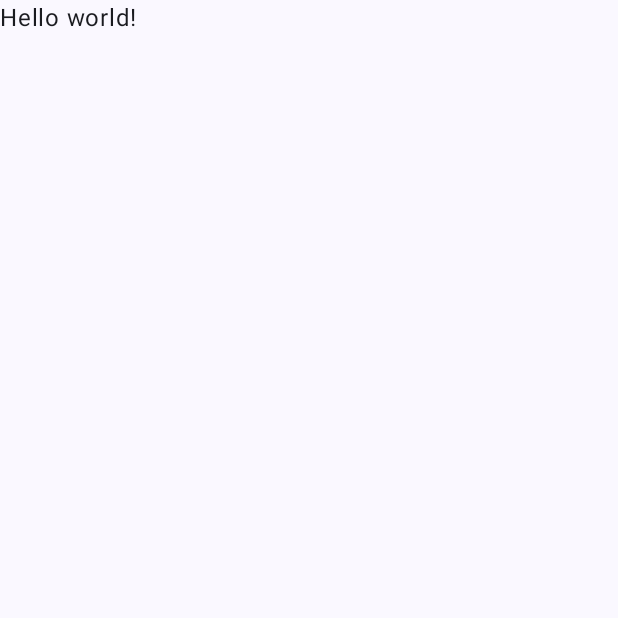
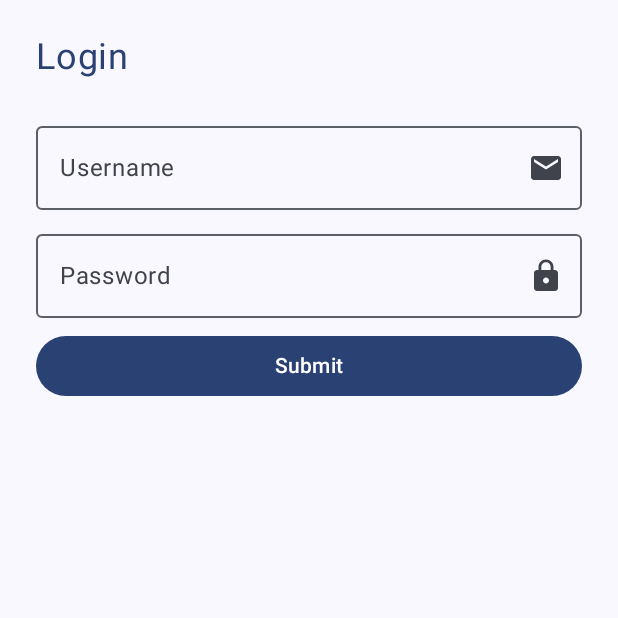
Before and after one commit to uhoney/natiivimobiili-vt3, an Android app built with Jetpack Compose: the screen it shows after launch (MainActivity), on a phone screen of 412 x 824 dp, the top half of it. Before the commit the part shown is almost empty. Run offline under Robolectric (Android 15) with nearby library versions, the phone set to English and light mode, and no system bars.

Commit message:
viikkotehtava 3 valmis

```diff
--- a/app/build.gradle.kts
+++ b/app/build.gradle.kts
@@ -50,7 +50,7 @@ android {
 }
 
 dependencies {
-
+    implementation(libs.material3)
     implementation(libs.androidx.core.ktx)
     implementation(libs.androidx.lifecycle.runtime.ktx)
     implementation(libs.androidx.activity.compose)
--- a/app/src/main/java/com/example/loginform/MainActivity.kt
+++ b/app/src/main/java/com/example/loginform/MainActivity.kt
@@ -4,12 +4,31 @@ import android.os.Bundle
 import androidx.activity.ComponentActivity
 import androidx.activity.compose.setContent
 import androidx.activity.enableEdgeToEdge
+import androidx.compose.foundation.layout.Arrangement
+import androidx.compose.foundation.layout.Column
 import androidx.compose.foundation.layout.fillMaxSize
+import androidx.compose.foundation.layout.fillMaxWidth
+import androidx.compose.foundation.layout.padding
+import androidx.compose.foundation.layout.systemBarsPadding
+import androidx.compose.foundation.text.KeyboardOptions
+import androidx.compose.material.icons.Icons
+import androidx.compose.material.icons.filled.Email
+import androidx.compose.material.icons.filled.Lock
+import androidx.compose.material3.Button
+import androidx.compose.material3.Icon
 import androidx.compose.material3.MaterialTheme
+import androidx.compose.material3.OutlinedTextField
 import androidx.compose.material3.Surface
 import androidx.compose.material3.Text
 import androidx.compose.runtime.Composable
+import androidx.compose.runtime.mutableStateOf
+import androidx.compose.runtime.remember
 import androidx.compose.ui.Modifier
+import androidx.compose.ui.res.stringResource
+import androidx.compose.ui.text.input.KeyboardType
+import androidx.compose.ui.text.input.PasswordVisualTransformation
+import androidx.compose.ui.unit.dp
+import androidx.compose.ui.unit.sp
 import com.example.loginform.ui.theme.LoginformTheme
 
 class MainActivity : ComponentActivity() {
@@ -21,8 +40,9 @@ class MainActivity : ComponentActivity() {
                 Surface(
                     modifier = Modifier.fillMaxSize(),
                     color = MaterialTheme.colorScheme.background
-                ) {
-                    Greeting()
+                )
+                {
+                    Login()
                 }
             }
         }
@@ -30,8 +50,51 @@ class MainActivity : ComponentActivity() {
 }
 
 @Composable
-fun Greeting() {
-    Text(
-        text = "Hello world!",
-    )
+fun Login() {
+
+    var usernameInput = remember { mutableStateOf("") }
+    var passwordInput = remember { mutableStateOf("") }
+
+    Column(
+        verticalArrangement = Arrangement.spacedBy(8.dp),
+        modifier = Modifier
+            .systemBarsPadding()
+            .padding(24.dp)
+    ) {
+        Text(
+            text = stringResource(R.string.title),
+            modifier = Modifier.padding(bottom = 16.dp),
+            color = MaterialTheme.colorScheme.primary,
+            fontSize = 24.sp,
+        )
+        OutlinedTextField(
+            value = usernameInput.value,
+            onValueChange = { usernameInput.value = it },
+            label = { Text(stringResource(R.string.user_name)) },
+            singleLine = true,
+            keyboardOptions = KeyboardOptions(keyboardType = KeyboardType.Email),
+            trailingIcon = {
+                Icon(Icons.Default.Email, contentDescription = "Email Icon")
+            },
+            modifier = Modifier.fillMaxWidth()
+        )
+        OutlinedTextField(
+            value = passwordInput.value,
+            onValueChange = { passwordInput.value = it },
+            label = { Text(stringResource(R.string.password)) },
+            singleLine = true,
+            keyboardOptions = KeyboardOptions(keyboardType = KeyboardType.Password),
+            visualTransformation = PasswordVisualTransformation(),
+            trailingIcon = {
+                Icon(Icons.Default.Lock, contentDescription = "Lock Icon")
+            },
+            modifier = Modifier.fillMaxWidth()
+        )
+        Button(
+            onClick = { /*TODO*/ },
+            modifier = Modifier.fillMaxWidth()
+        ) {
+            Text(stringResource(R.string.button_label))
+        }
+    }
 }
--- a/app/src/main/res/values/strings.xml
+++ b/app/src/main/res/values/strings.xml
@@ -1,3 +1,7 @@
 <resources>
     <string name="app_name">loginform</string>
+    <string name="title">Login</string>
+    <string name="user_name">Username</string>
+    <string name="password">Password</string>
+    <string name="button_label">Submit</string>"
 </resources>
--- a/gradle/libs.versions.toml
+++ b/gradle/libs.versions.toml
@@ -8,6 +8,7 @@ espressoCore = "3.6.1"
 lifecycleRuntimeKtx = "2.8.5"
 activityCompose = "1.9.2"
 composeBom = "2024.04.01"
+material3 = "1.3.0"
 
 [libraries]
 androidx-core-ktx = { group = "androidx.core", name = "core-ktx", version.ref = "coreKtx" }
@@ -24,6 +25,7 @@ androidx-ui-tooling-preview = { group = "androidx.compose.ui", name = "ui-toolin
 androidx-ui-test-manifest = { group = "androidx.compose.ui", name = "ui-test-manifest" }
 androidx-ui-test-junit4 = { group = "androidx.compose.ui", name = "ui-test-junit4" }
 androidx-material3 = { group = "androidx.compose.material3", name = "material3" }
+material3 = { module = "androidx.compose.material3:material3", version.ref = "material3" }
 
 [plugins]
 android-application = { id = "com.android.application", version.ref = "agp" }
```
